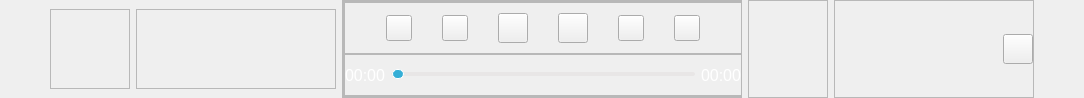
Before: the Qt Designer form CaX/widget/playwindow.ui in fsest4u/CaX_03, drawn with Qt 5.
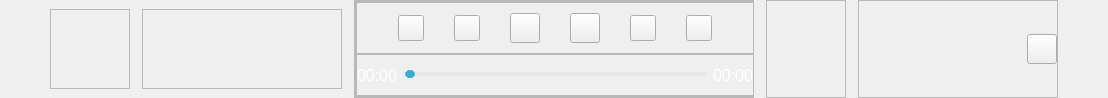
After: the same form once the commit is applied. Icons and pictures are not drawn.

Commit message: 문구 변경 (invalid json -> invalid data)

Diff of the .ui file:
```diff
--- a/CaX/widget/playwindow.ui
+++ b/CaX/widget/playwindow.ui
@@ -21,7 +21,7 @@
   </property>
   <layout class="QHBoxLayout" name="horizontalLayout">
    <property name="spacing">
-    <number>6</number>
+    <number>12</number>
    </property>
    <property name="leftMargin">
     <number>50</number>
```
The commit also changes 1 other file.
